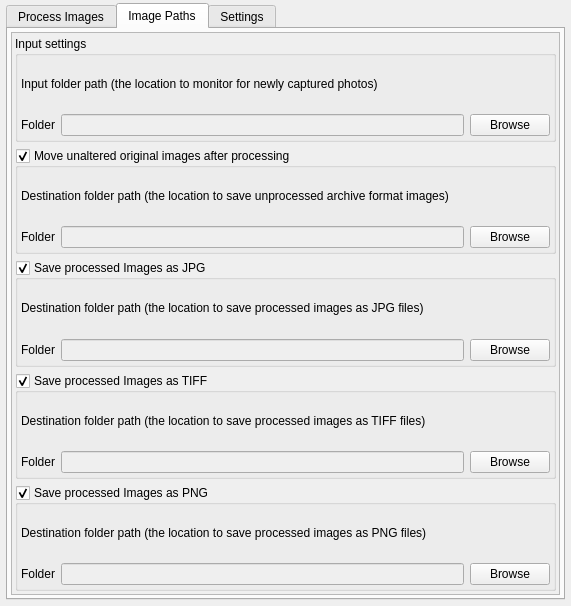
Qt form ui/postProcessingUI.ui (CapPow/HerbASAP) before a commit.
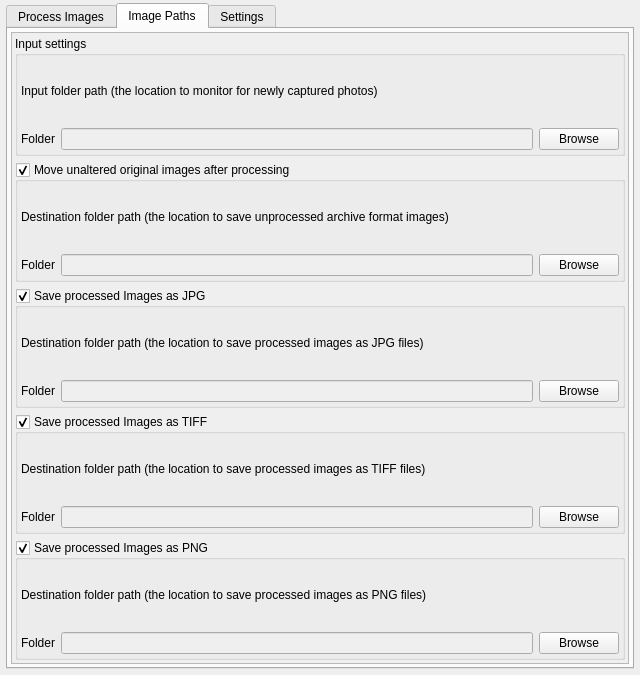
The same form after that commit. The open tabs and pages were chosen to show the change. Icons and pictures are not drawn.

Commit message: eqRead is now more robust, minor UI Improvements.

```diff
--- a/ui/postProcessingUI.ui
+++ b/ui/postProcessingUI.ui
@@ -7,8 +7,8 @@
    <rect>
     <x>0</x>
     <y>0</y>
-    <width>571</width>
-    <height>606</height>
+    <width>640</width>
+    <height>675</height>
    </rect>
   </property>
   <property name="windowTitle">
@@ -686,8 +686,8 @@
             <rect>
              <x>0</x>
              <y>0</y>
-             <width>547</width>
-             <height>557</height>
+             <width>489</width>
+             <height>551</height>
             </rect>
            </property>
            <layout class="QVBoxLayout" name="verticalLayout_3">
```
Left out of the diff: 4 changed lines with no effect on the pictures. The commit also changes 3 other files.
